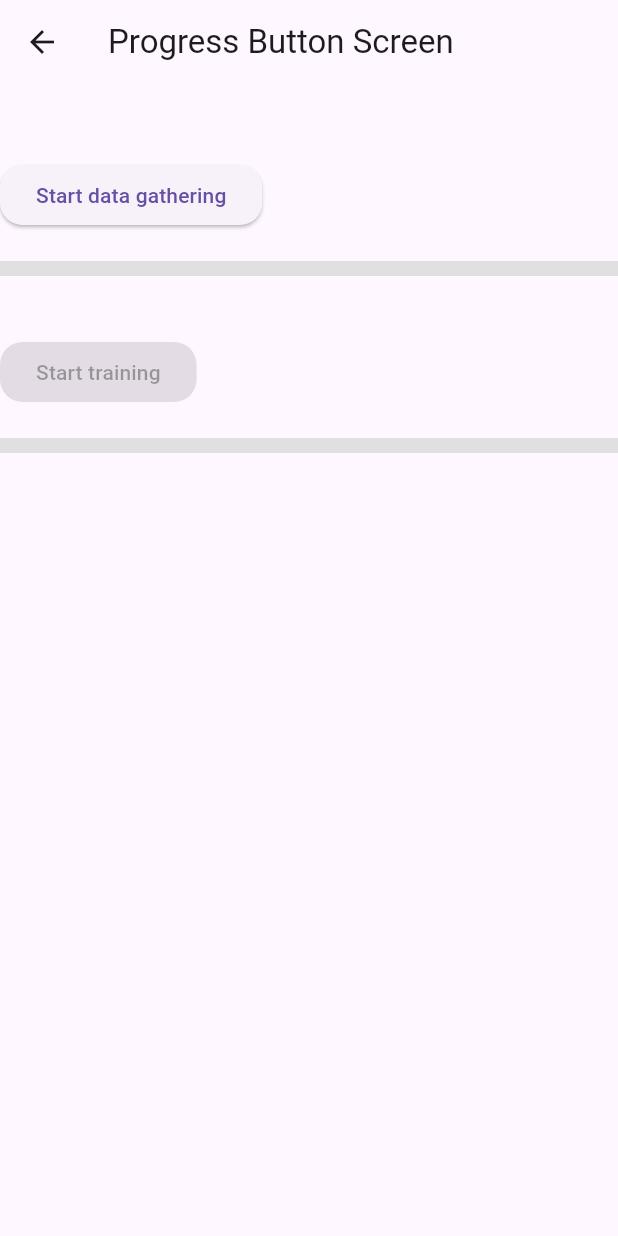
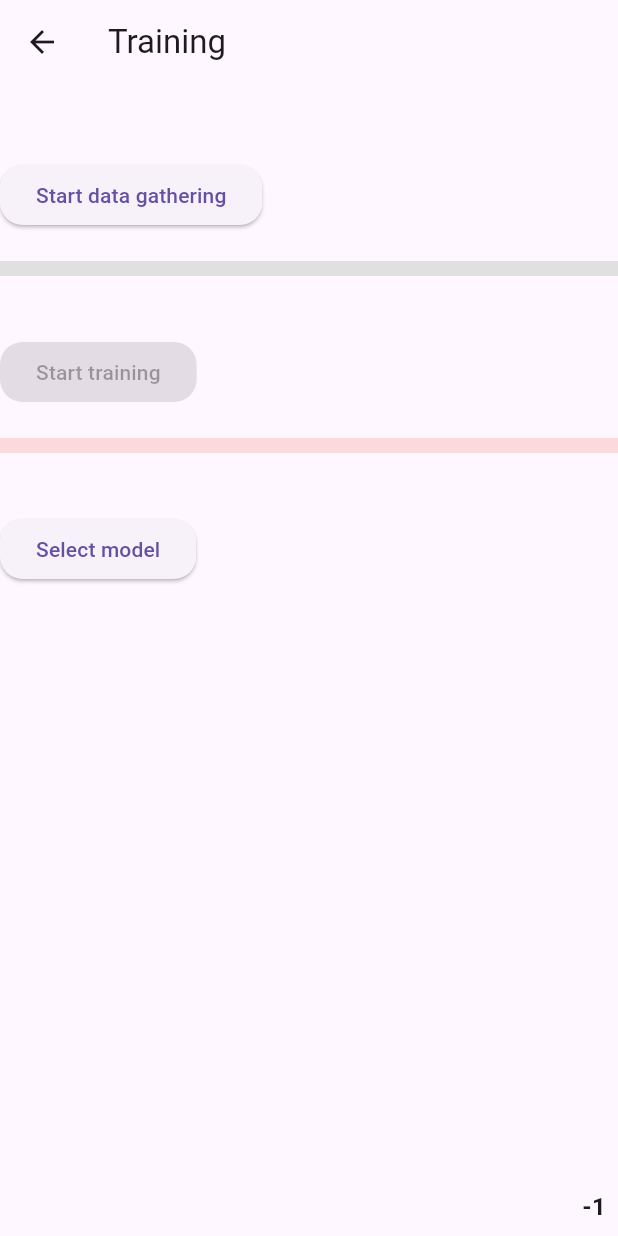
Before and after one commit to Tim0n1/auto_guard, a Flutter app: the screen it shows after launch, after a tap on "Training mode", on a phone screen of 412 x 824 dp. Run offline on Flutter 3.47's test engine with Material 3 defaults, Android fonts, the phone set to English and light mode, and no system bars; our stand-ins replace convert, fl_chart, flutter_bluetooth_serial, flutter_local_notifications, internet_connection_checker, location and 3 more; missing offline and left inert: dart:ffi, flutter_background, flutter_background_service, obd2_plugin, postgres, vin_decoder.

Commit message:
added model selection interface and its db connection

```diff
--- a/lib/homePage.dart
+++ b/lib/homePage.dart
@@ -18,7 +18,8 @@ import 'obd2.dart';
 import 'package:postgres/postgres.dart';
 import 'DB.dart';
 import 'utils/blinkingIcon.dart';
-import 'findImage.dart';
+import 'utils/findImage.dart';
+import 'utils/trainingPopUpMenu.dart';
 
 class HomeScreen extends StatefulWidget {
   const HomeScreen({this.controller});
@@ -30,6 +31,11 @@ class HomeScreen extends StatefulWidget {
 class _HomeState extends State<HomeScreen> with AutomaticKeepAliveClientMixin {
   @override
   bool get wantKeepAlive => true;
+
+  // Callback function for training page
+  void _callback(bool isEnabled) {
+    _isDBinsertionEnabled = isEnabled;
+  }
 
   String currentVersion = 'v0.1';
 
@@ -48,6 +54,8 @@ class _HomeState extends State<HomeScreen> with AutomaticKeepAliveClientMixin {
   bool _serviceRunning = true;
   bool _isDeviceCompatible = false;
   bool _isDeviceCompatibleButtonEnabled = true;
+  bool _isDBinsertionEnabled = false;
+
   Map<String, String?> carInformation = {
     "manufacturer": 'Toyota',
     "model": null
@@ -79,11 +87,13 @@ class _HomeState extends State<HomeScreen> with AutomaticKeepAliveClientMixin {
   @override
   void initState() {
     super.initState();
+    _setId();
     _initInternetConnection();
     _checkDBconnection();
     _initBluetooth();
     _startDeviceRefreshTimer();
     startParamsExtraction();
+    checkObdCompatibility();
   }
 
   @override
@@ -93,17 +103,22 @@ class _HomeState extends State<HomeScreen> with AutomaticKeepAliveClientMixin {
     super.dispose();
   }
 
+  void _setId()  async {
+    SharedPreferences prefs = await SharedPreferences.getInstance();
+    int? newId = prefs.getInt('generatedId');
+    id = newId;
+    postgresService = PostgresService(id: id);
+    print(id);
+  }
+
   Future<int?> inserUserId() async {
-    SharedPreferences prefs = await SharedPreferences.getInstance();
-    int? id = prefs.getInt('generatedId');
-    postgresService.addUser(id);
+    postgresService.addUser();
     return id;
   }
 
   Future<void> startParamsExtraction() async {
     StreamController _eventController = widget.controller!;
 
-    print(id);
     final FlutterLocalNotificationsPlugin flutterLocalNotificationsPlugin =
         FlutterLocalNotificationsPlugin();
     while (true) {
@@ -137,7 +152,10 @@ class _HomeState extends State<HomeScreen> with AutomaticKeepAliveClientMixin {
               parsedJson = json.decode(response);
               vinNumber = parsedJson[parsedJson.length - 1]['response'];
               if (_isDatabaseConnected != false) {
+                if (_isDBinsertionEnabled) {
+                  print('inserting');
                   postgresService.insert(parsedJson.sublist(1, 4));
+                }
               } else {
                 print('no DB connection');
               }
@@ -412,7 +430,10 @@ class _HomeState extends State<HomeScreen> with AutomaticKeepAliveClientMixin {
                     Navigator.push(
                         context,
                         MaterialPageRoute(
-                            builder: (context) => TrainingPage()));
+                            builder: (context) => TrainingPage(
+                                  postgresService: postgresService,
+                                  callback: _callback,
+                                )));
                   },
                   icon: Icon(Icons.fitness_center),
                   style: ElevatedButton.styleFrom(
@@ -568,7 +589,7 @@ class _HomeState extends State<HomeScreen> with AutomaticKeepAliveClientMixin {
         ],
       ),
       floatingActionButton: Padding(
-        padding: const EdgeInsets.only(bottom: 15.0, right: 8.0),
+        padding: const EdgeInsets.only(bottom: 0.0, right: 0.0),
         child: Column(
           mainAxisAlignment: MainAxisAlignment.end,
           crossAxisAlignment: CrossAxisAlignment.end,
@@ -582,7 +603,7 @@ class _HomeState extends State<HomeScreen> with AutomaticKeepAliveClientMixin {
                         ? "Device is not\n compatible"
                         : carInformation['manufacturer'] == null
                             ? 'Check OBD\n compatibility'
-                            : "${carInformation['manufacturer']}\n${carInformation['model']}",
+                            : "${carInformation['manufacturer']} ${carInformation['model'] ?? ''}",
                     textAlign: TextAlign.end,
                     style: const TextStyle(
                       fontSize: 14,
@@ -591,29 +612,29 @@ class _HomeState extends State<HomeScreen> with AutomaticKeepAliveClientMixin {
                     ),
                   ),
                 ),
-                const SizedBox(
-                    width: 8), // Add some space between the button and text
-                FloatingActionButton(
-                  onPressed:
-                      _isDeviceCompatibleButtonEnabled ? checkObdButton : null,
-                  backgroundColor: Colors.transparent,
-                  child: Stack(
-                    alignment: Alignment.center,
-                    children: [
-                      Image.asset(
-                        'lib/images/obd_icon.png', // Replace with your icon asset path
-                        // Adjust height as needed
-                        // You can also use other properties available in Image.asset
-                      ),
-                      if (!_isDeviceCompatibleButtonEnabled)
-                        const CircularProgressIndicator(
-                          strokeAlign: BorderSide.strokeAlignOutside,
-                          strokeWidth: 3,
-                          color: Colors.white,
-                        ), // Show loading indicator when isLoading is true
-                    ],
-                  ),
-                )
+                // const SizedBox(
+                //     width: 8), // Add some space between the button and text
+                // FloatingActionButton(
+                //   onPressed:
+                //       _isDeviceCompatibleButtonEnabled ? checkObdButton : null,
+                //   backgroundColor: Colors.transparent,
+                //   child: Stack(
+                //     alignment: Alignment.center,
+                //     children: [
+                //       Image.asset(
+                //         'lib/images/obd_icon.png', // Replace with your icon asset path
+                //         // Adjust height as needed
+                //         // You can also use other properties available in Image.asset
+                //       ),
+                //       if (!_isDeviceCompatibleButtonEnabled)
+                //         const CircularProgressIndicator(
+                //           strokeAlign: BorderSide.strokeAlignOutside,
+                //           strokeWidth: 3,
+                //           color: Colors.white,
+                //         ), // Show loading indicator when isLoading is true
+                //     ],
+                //   ),
+                // )
               ],
             ),
           ],
@@ -622,7 +643,9 @@ class _HomeState extends State<HomeScreen> with AutomaticKeepAliveClientMixin {
     );
   }
 
-  Future<void> checkObdButton() async {
+  void checkObdCompatibility() async {
+    while (true) {
+      await Future.delayed(const Duration(milliseconds: 3000));
       setState(() {
         _isDeviceCompatibleButtonEnabled = false;
       });
@@ -634,10 +657,9 @@ class _HomeState extends State<HomeScreen> with AutomaticKeepAliveClientMixin {
           print(vinNumber);
           String? model = await vin.getModelAsync();
           String? manufacturer = vin.getManufacturer();
-        try{
+          try {
             carManufacturerLogo = await findImageByName(vin.getManufacturer()!);
-        }
-        catch(e){
+          } catch (e) {
             print(e);
           }
           // print(model);
@@ -661,3 +683,4 @@ class _HomeState extends State<HomeScreen> with AutomaticKeepAliveClientMixin {
       });
     }
   }
+}
--- a/lib/liveDataPage.dart
+++ b/lib/liveDataPage.dart
@@ -24,10 +24,6 @@ class _LiveDataPageState extends State<LiveDataPage>
   bool get wantKeepAlive => true;
   List<Map<String, dynamic>> data = [];
   List<FlSpot> _chartData = [
-    FlSpot(0, 0),
-    FlSpot(1, 1),
-    FlSpot(2, 2),
-    FlSpot(3, 3)
   ];
   StreamController? eventController;
   StreamSubscription<dynamic>? _streamSubscription;
--- a/lib/obd2.dart
+++ b/lib/obd2.dart
@@ -49,8 +49,6 @@ String decodeHexASCII3(String encoded) {
     if (parts[i].length % 2 != 0) {
       parts[i] = parts[i].substring(0, parts[i].length - 1);
     }
-    print(parts[i]);
-    print('-------------------------------');
     List<int> bytes = hex.decode(parts[i]); // Decoding the hexadecimal string
 
     String decodedPart = String.fromCharCodes(bytes);
--- a/lib/trainingPage.dart
+++ b/lib/trainingPage.dart
@@ -1,22 +1,88 @@
 // ignore_for_file: prefer_const_constructors
-
+import 'utils/trainingPopUpMenu.dart';
+import 'DB.dart';
 import 'package:flutter/material.dart';
 import 'dart:async';
 
 class TrainingPage extends StatefulWidget {
+  final PostgresService? postgresService;
+  final Function(bool)? callback;
+
+  const TrainingPage({this.postgresService, this.callback});
+
   @override
   _TrainingState createState() => _TrainingState();
 }
 
 class _TrainingState extends State<TrainingPage> {
+  bool _isGatheringEnabled = false;
+  bool _isModelRefreshingEnabled = true;
   bool _isLoading = false;
   double _progressValue = 0.0;
   bool _additionalButtonEnabled = false;
   bool _secondProgressBarStarted = false;
   double _secondProgressValue = 0.0;
 
-  void _simulateProgress() {
+  List<dynamic> models = [];
+
+  int _selectedModelIndex = -1;
+
+  @override
+  void initState() {
+    super.initState();
+    _startRefreshModels();
+  }
+
+  @override
+  void dispose() {
+    _isModelRefreshingEnabled = false;
+    super.dispose();
+  }
+
+  List<dynamic> modelsCallback() {
+    return models;
+  }
+
+  void handleSelectedModel(int index) {
+    print("selected model: $index");
+
     setState(() {
+      _selectedModelIndex = index;
+    });
+  }
+
+  Future<dynamic> _getModels() async {
+    try {
+      models = await widget.postgresService?.getModels();
+      //print(1);
+      return models;
+    } catch (e) {
+      print(e);
+      return [];
+    }
+  }
+
+  void _startRefreshModels() async {
+    while (true) {
+      await Future.delayed(Duration(seconds: 2));
+      if (_isModelRefreshingEnabled == false) {
+        break;
+      }
+      try {
+        print(2);
+        List<dynamic> new_models = await _getModels();
+        setState(() {
+          models = new_models;
+        });
+      } catch (e) {
+        print(e);
+      }
+    }
+  }
+
+  void _dataGathering() {
+    setState(() {
+      widget.callback!(true);
       _isLoading = true;
       _progressValue = 0.0;
       _additionalButtonEnabled = false; // Disable additional button initially
@@ -41,7 +107,7 @@ class _TrainingState extends State<TrainingPage> {
     });
   }
 
-  void _additionalButtonAction() {
+  void _training() {
     setState(() {
       _secondProgressBarStarted = true; // Start the second progress bar
     });
@@ -64,18 +130,22 @@ class _TrainingState extends State<TrainingPage> {
 
   @override
   Widget build(BuildContext context) {
+    //return MyList();
     return Scaffold(
       appBar: AppBar(
-        title: Text('Progress Button Screen'),
+        title: Text('Training'),
       ),
-      body: Center(
+      body: Stack(children: [
+        Center(
           child: Column(
             mainAxisAlignment: MainAxisAlignment.start,
             crossAxisAlignment: CrossAxisAlignment.start,
             children: <Widget>[
-            SizedBox(height:50),
+              SizedBox(height: 50),
               ElevatedButton(
-              onPressed: _secondProgressBarStarted? null: (_isLoading ? null : _simulateProgress),
+                onPressed: _secondProgressBarStarted
+                    ? null
+                    : (_isLoading ? null : _dataGathering),
                 child: Text(_isLoading ? 'Loading...' : 'Start data gathering'),
               ),
               SizedBox(height: 20),
@@ -88,7 +158,7 @@ class _TrainingState extends State<TrainingPage> {
               SizedBox(height: 40),
               //_additionalButtonEnabled // Render additional button only if progress is 100%
               ElevatedButton(
-              onPressed: _additionalButtonEnabled? _additionalButtonAction: null,
+                onPressed: _additionalButtonEnabled ? _training : null,
                 child: Text('Start training'),
               ),
               // : SizedBox(), // Placeholder if the button is not enabled
@@ -96,12 +166,32 @@ class _TrainingState extends State<TrainingPage> {
               LinearProgressIndicator(
                 value: _secondProgressValue,
                 minHeight: 10,
-              backgroundColor: Colors.grey[300],
+                backgroundColor: const Color.fromARGB(255, 250, 218, 218),
                 valueColor: AlwaysStoppedAnimation<Color>(Colors.green),
+              ),
+              SizedBox(height: 40),
+              Expanded(
+                child: MyList(
+                  onSelectedModel: handleSelectedModel,
+                  postgresService: widget.postgresService,
+                  modelsCallback: modelsCallback,
+                ),
               )
             ],
           ),
         ),
+        Positioned(
+          bottom: 8.0,
+          right: 8.0,
+          child: Text(
+            _selectedModelIndex.toString(), // Add your desired label text here
+            style: TextStyle(
+              fontSize: 16.0,
+              fontWeight: FontWeight.bold,
+            ),
+          ),
+        ),
+      ]),
     );
   }
 }
--- a/lib/findImage.dart
+++ b/lib/utils/findImage.dart
@@ -17,7 +17,6 @@ Future<String?> findImageByName(String name) async{
   for (var item in data) {
     if (item['name'] == name) {
       image = item['image']['localOptimized'].substring(2);
-      print(image);
       return path + image;
       //break;
     }
--- /dev/null
+++ b/lib/utils/trainingPopUpMenu.dart
@@ -0,0 +1,167 @@
+import 'package:flatur/DB.dart';
+import 'package:flutter/material.dart';
+
+class MyList extends StatefulWidget {
+  final Function(int)? onSelectedModel;
+  final Function()? modelsCallback;
+  //List<dynamic> models;
+  final PostgresService? postgresService;
+  MyList({this.onSelectedModel, this.postgresService, this.modelsCallback});
+
+  @override
+  _MyListState createState() => _MyListState();
+}
+
+class _MyListState extends State<MyList> {
+  bool _isLoading = false;
+  bool _isVisible = false;
+  int _selectedItemIndex = -1;
+  int? _currentModelIndex;
+  List<dynamic>? models;
+
+  TextEditingController _modelNameController = TextEditingController();
+
+  void handleSelectedModel(int index) {
+    // Implement your logic when a model is selected
+  }
+
+  void _showCreateNewModelDialog() {
+    showDialog(
+      context: context,
+      builder: (BuildContext context) {
+        return StatefulBuilder(
+          builder: (context, setState) {
+            return AlertDialog(
+              title: Text('Create New Model'),
+              content: SingleChildScrollView(
+                child: ListBody(
+                  children: <Widget>[
+                    Text('Enter the details for the new model:'),
+                    TextField(
+                      controller: _modelNameController,
+                      decoration: InputDecoration(labelText: 'Model Name'),
+                    ),
+                  ],
+                ),
+              ),
+              actions: <Widget>[
+                TextButton(
+                  onPressed: () {
+                    Navigator.of(context).pop();
+                  },
+                  child: Text('Cancel'),
+                ),
+                TextButton(
+                  onPressed: () async {
+                    setState(() {
+                      _isLoading = true;
+                    });
+
+                    // Implement logic to create a new model
+                    String modelName = _modelNameController.text;
+                    if (modelName.isNotEmpty) {
+                      await widget.postgresService
+                          ?.addModel(modelName, 'Empty');
+                      setState(() {
+                        models = widget.modelsCallback!();
+                        _isLoading = false;
+                      });
+                    }
+
+                    Navigator.of(context).pop();
+                  },
+                  child: Text('Create'),
+                ),
+              ],
+            );
+          },
+        );
+      },
+    );
+  }
+
+  @override
+  Widget build(BuildContext context) {
+    return Scaffold(
+      body: Column(
+        children: [
+          ElevatedButton(
+            onPressed: () {
+              setState(() {
+                _isVisible = !_isVisible; // Toggle visibility state
+              });
+            },
+            child: Text(_isVisible ? 'Hide available models' : 'Select model'),
+          ),
+          Visibility(
+            visible: _isVisible,
+            child: Expanded(
+              child: ListView.separated(
+                shrinkWrap: true,
+                physics: ClampingScrollPhysics(),
+                itemCount: widget.modelsCallback!().length,
+                separatorBuilder: (BuildContext context, int index) {
+                  return Divider(height: 0, color: Colors.transparent);
+                },
+                itemBuilder: (BuildContext context, int index) {
+                  return ListTile(
+                    title: Text(widget.modelsCallback!()[index][2]),
+                    tileColor: _selectedItemIndex == index ? Colors.blue : null,
+                    onTap: () {
+                      setState(() {
+                        if (_selectedItemIndex == index) {
+                          _currentModelIndex = _selectedItemIndex;
+                          widget.onSelectedModel!(_currentModelIndex!);
+                          _isVisible = false;
+                          print(_currentModelIndex);
+                        } else {
+                          _selectedItemIndex = index;
+                        }
+                      });
+                    },
+                  );
+                },
+              ),
+            ),
+          ),
+          Visibility(
+            visible: _isVisible,
+            child: Padding(
+              padding: const EdgeInsets.fromLTRB(16, 8, 16, 8),
+              child: Align(
+                alignment: Alignment.centerLeft,
+                child: Row(
+                  children: [
+                    ElevatedButton(
+                      onPressed: _showCreateNewModelDialog,
+                      child: Text('Create new model'),
+                    ),
+                    SizedBox(width: 8),
+                    ElevatedButton(
+                      onPressed: () {
+                        if (_selectedItemIndex != -1) {
+                          setState(() {
+                            _isLoading = true;
+                            widget.postgresService?.deleteModel(
+                                widget.modelsCallback!()[_selectedItemIndex]
+                                    [2]);
+                            _isLoading = false;
+                          });
+                        }
+                      },
+                      child: Text('Delete'),
+                    ),
+                  ],
+                ),
+              ),
+            ),
+          ),
+          Visibility(
+            visible: _isLoading,
+            child: CircularProgressIndicator(),
+          ),
+        ],
+      ),
+    );
+  }
+}
```
Also changed, not shown: lib/DB.dart (+76 -7 lines), lib/settingsScreen.dart (+15 -1 lines). Lines whose indentation alone changed are shown as unchanged.
